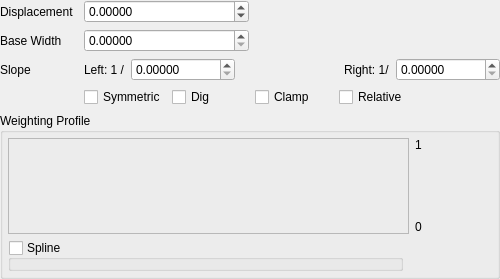
Qt form Source/Applications/AppCommon/UI/qtCMBFunctionWedgeEditor.ui (cnsuhao/cmb) before a commit.
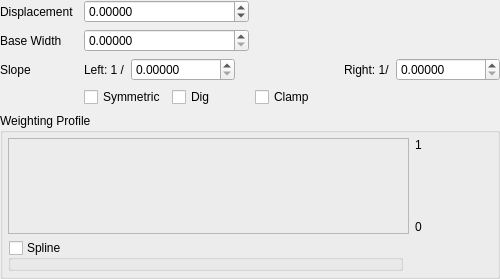
The same form after that commit.

What changed in the file:
```diff
--- a/Source/Applications/AppCommon/UI/qtCMBFunctionWedgeEditor.ui
+++ b/Source/Applications/AppCommon/UI/qtCMBFunctionWedgeEditor.ui
@@ -85,16 +85,6 @@
      </item>
     </layout>
    </item>
-   <item row="4" column="4">
-    <widget class="QCheckBox" name="relative">
-     <property name="enabled">
-      <bool>true</bool>
-     </property>
-     <property name="text">
-      <string>Relative</string>
-     </property>
-    </widget>
-   </item>
    <item row="1" column="0">
     <widget class="QLabel" name="label">
      <property name="text">
```
